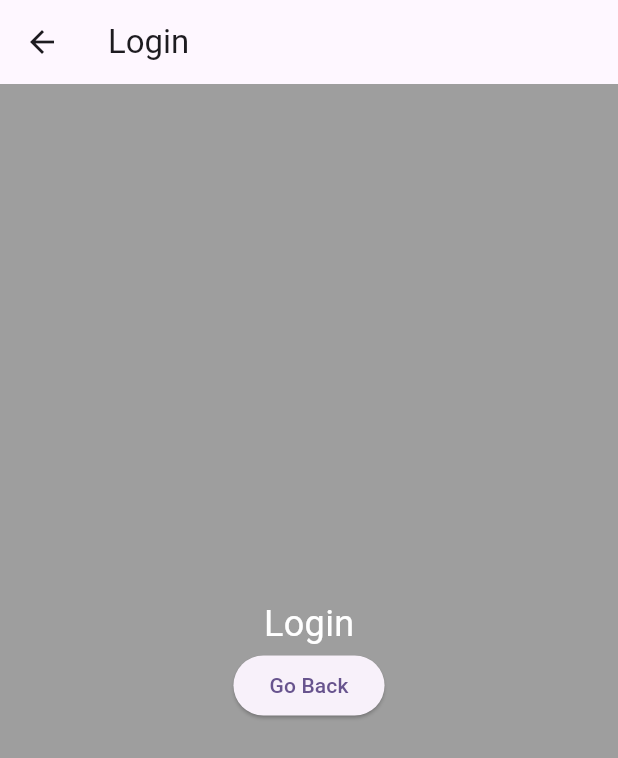
After one commit to frankgimeno3/flutterMenu, a Flutter app: the LoginPage screen opened directly, on a phone screen of 412 x 824 dp. The commit adds this screen. Shown: the top 758 px of the screen. Run offline on Flutter 3.47's test engine with Material 3 defaults, Android fonts, the phone set to English and light mode, and no system bars.

Commit message:
meto los widgets en lib pages y los importo desde main

```diff
--- a/lib/main.dart
+++ b/lib/main.dart
@@ -1,4 +1,8 @@
 import 'package:flutter/material.dart';
+import 'pages/login_page.dart';
+import 'pages/signup_page.dart';
+import 'pages/languages.dart';
+import 'pages/about_us.dart';
 
 void main() {
   runApp(const MyApp());
--- /dev/null
+++ b/lib/pages/languages.dart
@@ -0,0 +1,27 @@
+import 'package:flutter/material.dart';
+
+class LoginPage extends StatelessWidget {
+  @override
+  Widget build(BuildContext context) {
+    return Scaffold(
+      appBar: AppBar(
+        title: Text('Login'),
+      ),
+      body: Container(
+        color: Colors.grey,
+        child: Center(
+          child: Column(
+            mainAxisAlignment: MainAxisAlignment.center,
+            children: <Widget>[
+              Text('Login', style: TextStyle(fontSize: 24, color: Colors.white)),
+              ElevatedButton(
+                onPressed: () => Navigator.pop(context),
+                child: Text('Go Back'),
+              ),
+            ],
+          ),
+        ),
+      ),
+    );
+  }
+}
```
Also changed, not shown: lib/pages/about_us.dart (added), lib/pages/login_page.dart (added), lib/pages/signup_page.dart (added), lib/signup_page.dart (deleted).
